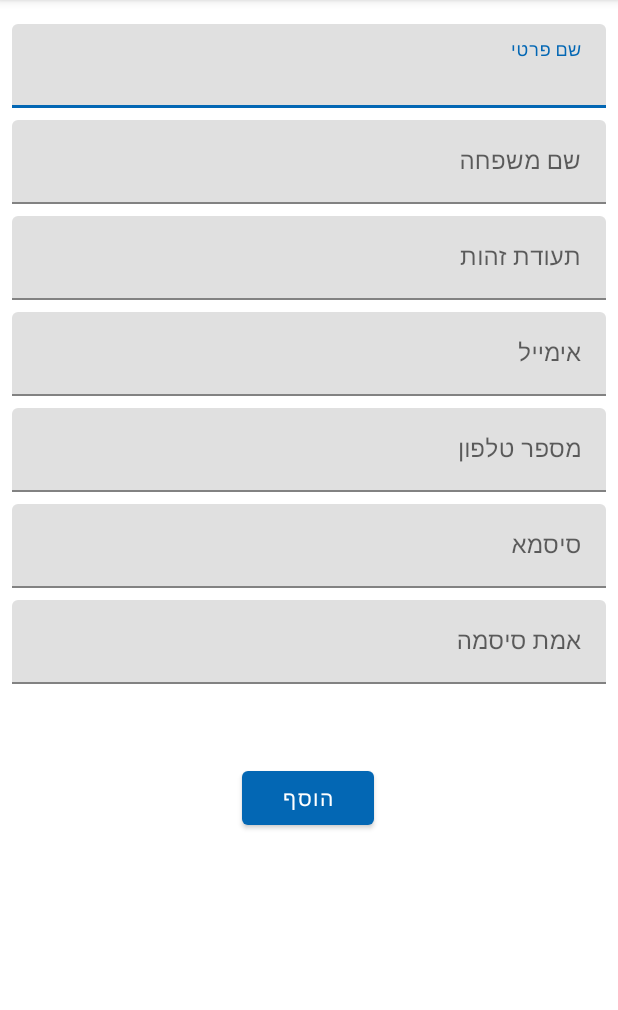
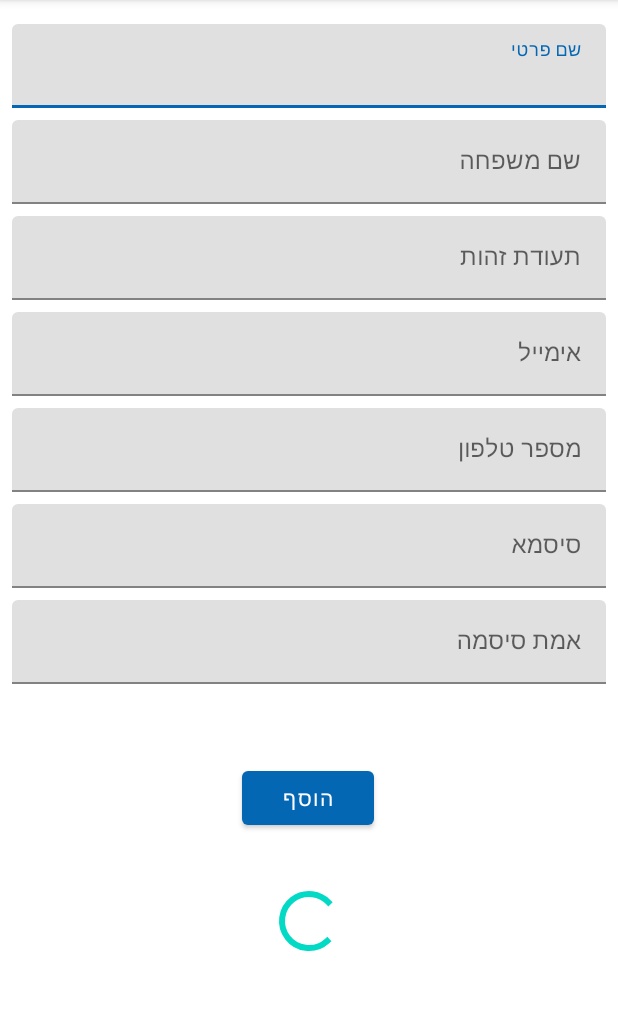
Before and after one commit to lionbur/Dbtime_Mobile, an Android app: the RegisterActivity screen opened directly, with no data from a screen before it, on a phone screen of 412 x 824 dp, the part 84-1094 px from its top. Run offline under Robolectric (Android 15) with nearby library versions, the phone set to English and light mode, and no system bars; our stand-ins replace Firebase (no records; nobody signed in at launch, a user with empty details on screens opened directly).

Commit message:
after change name

```diff
--- a/app/src/main/AndroidManifest.xml
+++ b/app/src/main/AndroidManifest.xml
@@ -1,5 +1,6 @@
 <?xml version="1.0" encoding="utf-8"?>
-<manifest xmlns:android="http://schemas.android.com/apk/res/android"
+<manifest
+    xmlns:android="http://schemas.android.com/apk/res/android"
     xmlns:tools="http://schemas.android.com/tools">
 
     <uses-permission android:name="android.permission.VIBRATE" />
--- a/app/src/main/res/layout/activity_register.xml
+++ b/app/src/main/res/layout/activity_register.xml
@@ -143,6 +143,17 @@
             android:layout_width="match_parent"
             android:layout_height="wrap_content"
             android:hint="אמת סיסמה" />
+
     </com.google.android.material.textfield.TextInputLayout>
 
+    <ProgressBar
+        android:id="@+id/progressBar"
+        style="?android:attr/progressBarStyle"
+        android:layout_width="wrap_content"
+        android:layout_height="wrap_content"
+        android:layout_marginTop="34dp"
+        app:layout_constraintEnd_toEndOf="parent"
+        app:layout_constraintStart_toStartOf="parent"
+        app:layout_constraintTop_toBottomOf="@+id/button" />
+
 </androidx.constraintlayout.widget.ConstraintLayout>
```
Also changed, not shown: app/src/main/java/com/example/Dbtime_Mobile/RegisterActivity.java (+34 -4 lines).
